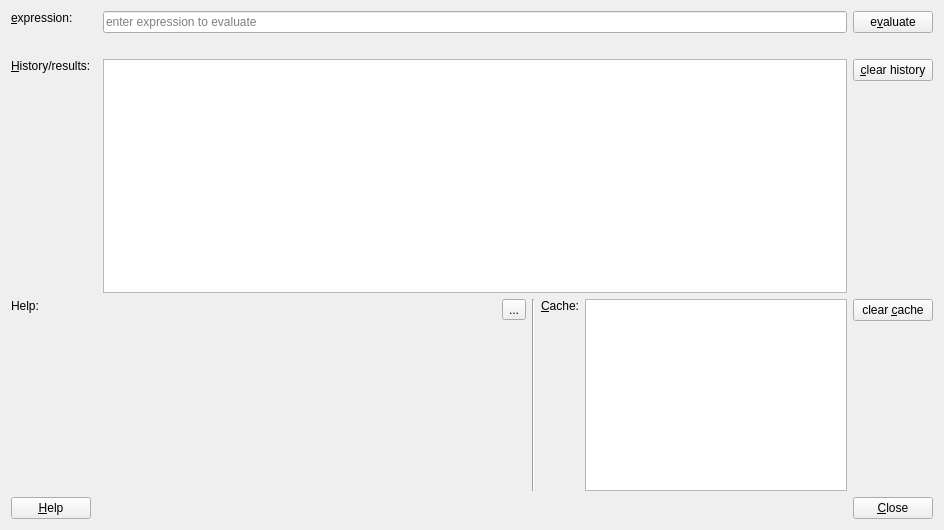
This is plugins/qfe_calculator/qfecalculatordialog.ui in jkriege2/QuickFit3 as Qt 5 draws it before an edit. The edited form follows.
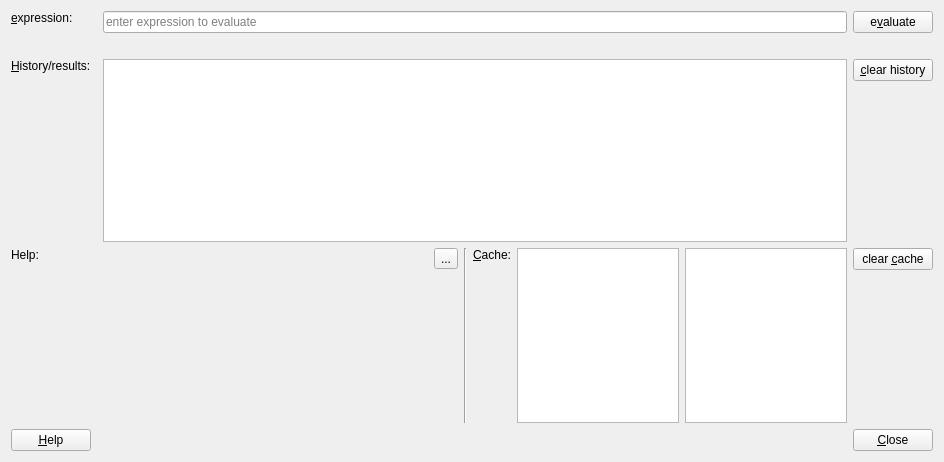
This is the edited form. Icons and pictures are not drawn.

```diff
--- a/plugins/qfe_calculator/qfecalculatordialog.ui
+++ b/plugins/qfe_calculator/qfecalculatordialog.ui
@@ -7,7 +7,7 @@
     <x>0</x>
     <y>0</y>
     <width>944</width>
-    <height>530</height>
+    <height>462</height>
    </rect>
   </property>
   <property name="windowTitle">
@@ -105,7 +105,7 @@
     </widget>
    </item>
    <item row="3" column="2" rowspan="2">
-    <layout class="QHBoxLayout" name="horizontalLayout_2" stretch="6,0,0,0,4">
+    <layout class="QHBoxLayout" name="horizontalLayout_2" stretch="6,0,0,0,3,3">
      <item>
       <widget class="QLabel" name="labHelp">
        <property name="minimumSize">
@@ -176,6 +176,9 @@
      <item>
       <widget class="QListWidget" name="lstCache"/>
      </item>
+     <item>
+      <widget class="QListWidget" name="lstFunctions"/>
+     </item>
     </layout>
    </item>
    <item row="5" column="0" colspan="4">
```
Left out of the diff: 1 changed line with no effect on the pictures.
